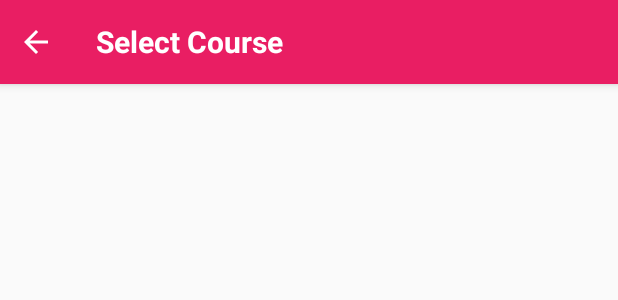
After one commit to HunterPillu/ApniPadhai, an Android app: the layout custom_toolbar.xml on its own in the app's theme, with its tools: preview values and no code run, on a phone screen of 412 x 824 dp. The commit adds this screen. Shown: the top 300 px of the screen. Run offline under Robolectric (Android 15) with nearby library versions, the phone set to English and light mode, and no system bars.

Commit message:
develop sync

```diff
--- a/app/src/main/java/com/edu/apnipadhai/utils/Const.kt
+++ b/app/src/main/java/com/edu/apnipadhai/utils/Const.kt
@@ -1,6 +1,7 @@
 package com.edu.apnipadhai.utils
 
 object Const {
+    val COURSE_SELECT = "course_selected"
     var INTRO_ENABLE = true
     var SHOW_INTRO_ALWAYS = true && INTRO_ENABLE
 }
--- /dev/null
+++ b/app/src/main/res/layout/custom_toolbar.xml
@@ -0,0 +1,63 @@
+<?xml version="1.0" encoding="utf-8"?>
+<com.google.android.material.appbar.AppBarLayout xmlns:android="http://schemas.android.com/apk/res/android"
+    xmlns:app="http://schemas.android.com/apk/res-auto"
+    xmlns:tools="http://schemas.android.com/tools"
+    android:id="@+id/appbar"
+    android:layout_width="match_parent"
+    android:layout_height="wrap_content"
+    android:theme="@style/AppTheme.AppBarOverlay"
+    app:layout_constraintTop_toTopOf="parent">
+
+    <androidx.appcompat.widget.Toolbar
+        android:id="@+id/toolbar"
+        android:layout_width="match_parent"
+        android:layout_height="?attr/actionBarSize"
+        android:background="?attr/colorPrimary"
+        app:contentInsetEnd="0dp"
+        app:contentInsetLeft="0dp"
+        app:contentInsetRight="0dp"
+        app:contentInsetStart="0dp"
+        app:popupTheme="@style/AppTheme.PopupOverlay">
+
+        <RelativeLayout
+            android:layout_width="match_parent"
+            android:layout_height="match_parent">
+
+            <androidx.appcompat.widget.AppCompatImageView
+                android:id="@+id/ivBack"
+                android:layout_width="@dimen/size_toolbar_icon"
+                android:layout_height="@dimen/size_toolbar_icon"
+                android:layout_centerVertical="true"
+                android:padding="12dp"
+                android:src="@drawable/ic_previous" />
+
+
+            <androidx.appcompat.widget.AppCompatTextView
+                android:id="@+id/tvTitle"
+                android:layout_width="wrap_content"
+                android:layout_height="wrap_content"
+                android:layout_centerVertical="true"
+                android:layout_gravity="center"
+                android:layout_marginHorizontal="64dp"
+                android:ellipsize="end"
+                android:maxLines="1"
+                android:textColor="#fff"
+                android:textSize="@dimen/title"
+                android:textStyle="bold"
+                tools:text="@string/title_select_course" />
+
+
+            <androidx.appcompat.widget.AppCompatImageView
+                android:id="@+id/ivOption"
+                android:layout_width="@dimen/size_toolbar_icon"
+                android:layout_height="@dimen/size_toolbar_icon"
+                android:layout_alignParentEnd="true"
+                android:layout_centerVertical="true"
+                android:padding="12dp"
+                android:src="@drawable/ic_settings_24dp"
+                android:visibility="gone"
+                app:tint="@color/white" />
+        </RelativeLayout>
+    </androidx.appcompat.widget.Toolbar>
+
+</com.google.android.material.appbar.AppBarLayout>
--- a/app/src/main/res/values/colors.xml
+++ b/app/src/main/res/values/colors.xml
@@ -21,6 +21,7 @@
 
     <color name="custom_slide_background">#3F51B5</color>
     <color name="custom_slide_buttons">#1A237E</color>
+    <color name="white">#ffffff</color>
 
     <!--Splash Screen-->
     <item name="splash_background" type="color">@color/colorPrimary</item>
--- a/app/src/main/res/values/dimens.xml
+++ b/app/src/main/res/values/dimens.xml
@@ -8,4 +8,6 @@
     <dimen name="margin_duper">32dp</dimen>
     <dimen name="size_profile_img">124dp</dimen>
     <dimen name="height_edittext">48dp</dimen>
+    <dimen name="title">20sp</dimen>
+    <dimen name="size_toolbar_icon">48dp</dimen>
 </resources>
--- a/app/src/main/res/values/strings.xml
+++ b/app/src/main/res/values/strings.xml
@@ -18,4 +18,9 @@
     <string name="update">Update</string>
     <string name="signin">Log-In</string>
     <string name="user_created_updated">User profile updated successfully</string>
+    <string name="title_select_course">Select Course</string>
+    <string name="text_course_1">Please select a course so that we can provide most related content for you.</string>
+    <string name="next">Next</string>
+
+
 </resources>
```
Also changed, not shown: app/src/main/java/com/edu/apnipadhai/model/Category.kt (+19 -8 lines), app/src/main/java/com/edu/apnipadhai/ui/activity/BaseActivity.kt (added, +48 -0 lines), app/src/main/java/com/edu/apnipadhai/ui/activity/LoginActivity.kt (+2 -86 lines), app/src/main/java/com/edu/apnipadhai/ui/activity/MainActivity.kt (+9 -31 lines), app/src/main/java/com/edu/apnipadhai/ui/adapter/CourseAdapter.java (added, +71 -0 lines), app/src/main/java/com/edu/apnipadhai/ui/fragments/CourseFragment.kt (added, +184 -0 lines), app/src/main/java/com/edu/apnipadhai/ui/fragments/UserFragment.kt (+4 -3 lines), app/src/main/java/com/edu/apnipadhai/utils/FirebaseData.kt (+8 -8 lines), app/src/main/res/layout/fragment_course.xml (added, +41 -0 lines).
